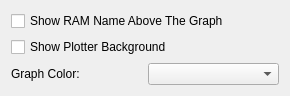
mgottschlag/kwin-tiling, file plasma/applets/system-monitor/ram-config-adv.ui: the form before one commit.
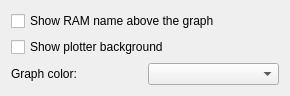
The form after the commit. Custom widgets are drawn as their Qt base class.

Patch:
```diff
--- a/plasma/applets/system-monitor/ram-config-adv.ui
+++ b/plasma/applets/system-monitor/ram-config-adv.ui
@@ -14,14 +14,14 @@
    <item>
     <widget class="QCheckBox" name="showTopBarCheckBox">
      <property name="text">
-      <string>Show RAM Name Above The Graph</string>
+      <string>Show RAM name above the graph</string>
      </property>
     </widget>
    </item>
    <item>
     <widget class="QCheckBox" name="showBackgroundCheckBox">
      <property name="text">
-      <string>Show Plotter Background</string>
+      <string>Show plotter background</string>
      </property>
     </widget>
    </item>
@@ -30,7 +30,7 @@
      <item>
       <widget class="QLabel" name="graphLabel">
        <property name="text">
-        <string>Graph Color:</string>
+        <string>Graph color:</string>
        </property>
       </widget>
      </item>
```
